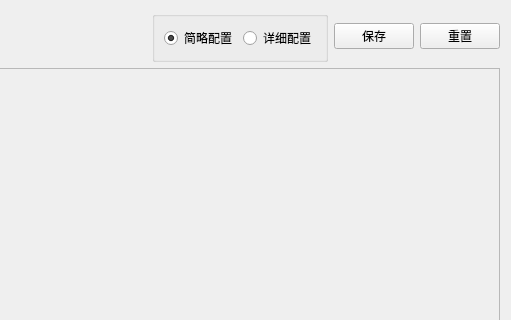
First picture: the form in config_widget.ui, repository DL-Practise/YoloX_EasyTrain, before the edit; both pictures show x 292 to 803 and y 0 to 320 of the 803 by 678 pixel window.
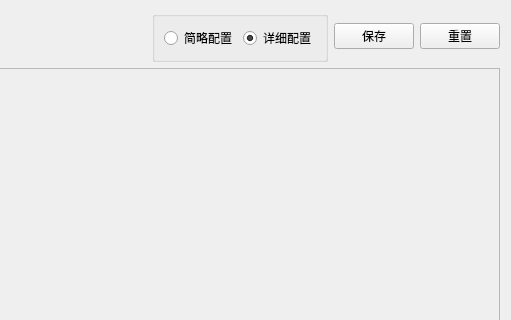
Second picture: the form after the edit.

The edit to the form file:
```diff
--- a/config_widget.ui
+++ b/config_widget.ui
@@ -39,10 +39,16 @@
          <layout class="QGridLayout" name="gridLayout_2">
           <item row="0" column="0">
            <widget class="QRadioButton" name="radioSimple">
+            <property name="enabled">
+             <bool>true</bool>
+            </property>
             <property name="text">
              <string>简略配置</string>
             </property>
             <property name="checked">
+             <bool>false</bool>
+            </property>
+            <property name="autoRepeat">
              <bool>true</bool>
             </property>
            </widget>
@@ -52,6 +58,9 @@
             <property name="text">
              <string>详细配置</string>
             </property>
+            <property name="checked">
+             <bool>true</bool>
+            </property>
            </widget>
           </item>
          </layout>
```
